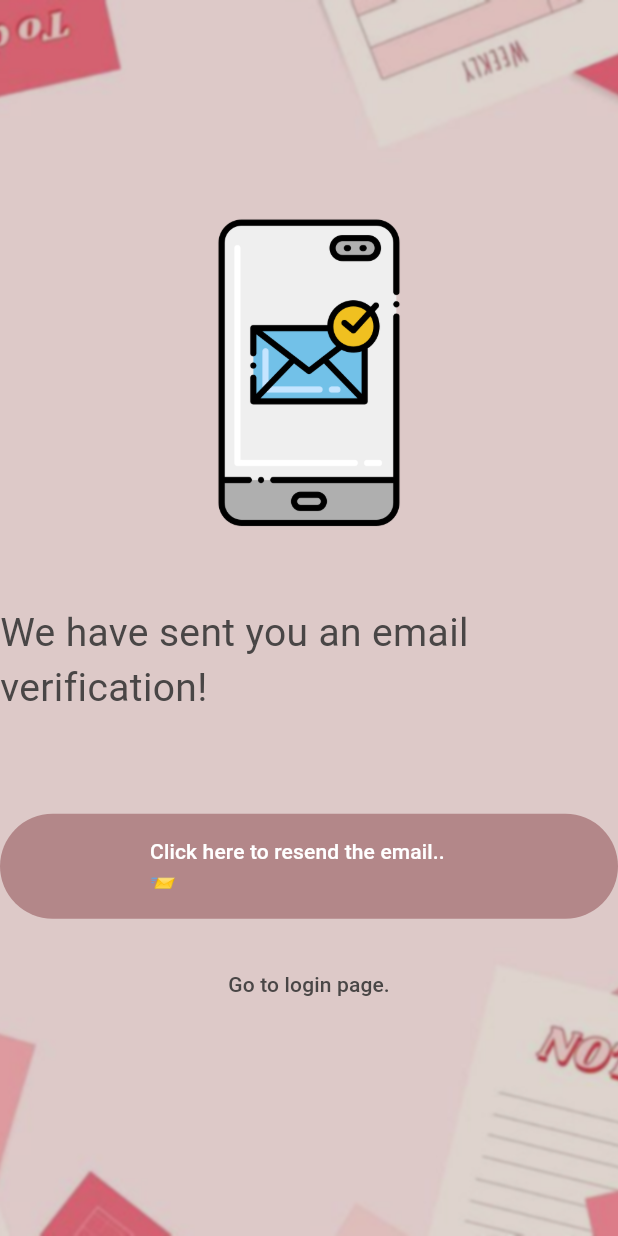
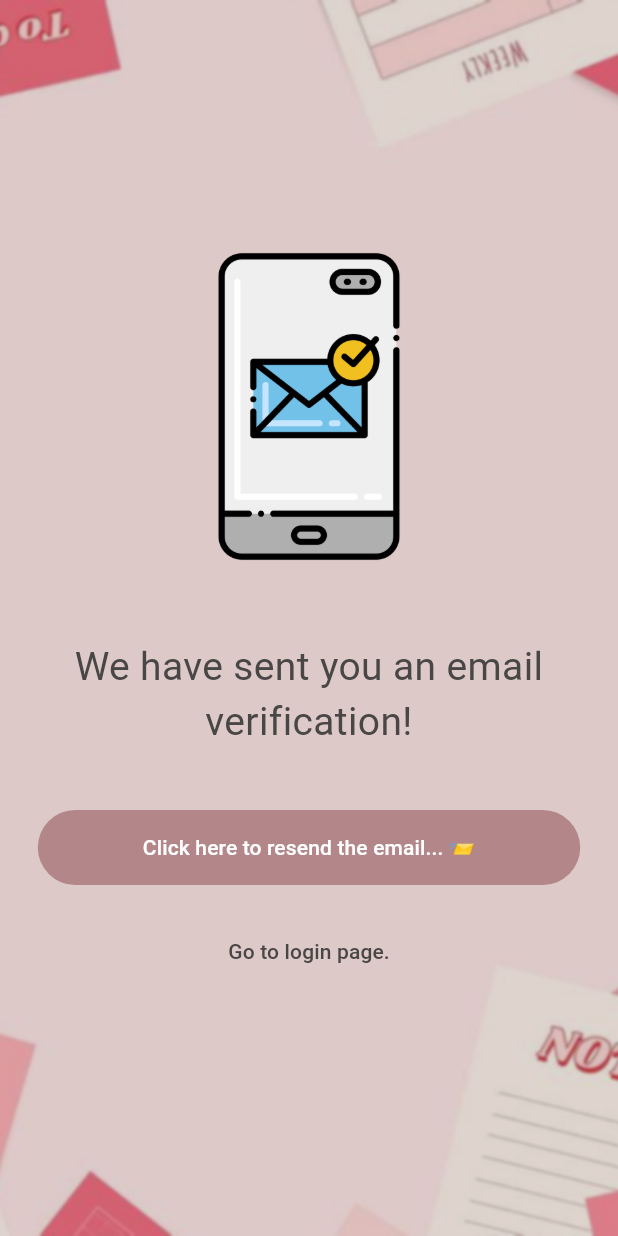
Before and after one commit to MohamedAlkindi/Notetaking-android-app, a Flutter app: the EmailVerifyView screen opened directly, on a phone screen of 412 x 824 dp. Run offline on Flutter 3.47's test engine with Material 3 defaults, Android fonts, the phone set to English and light mode, and no system bars; our stand-ins replace bloc, cloud_firestore, equatable, firebase_auth, firebase_core, flutter_bloc; accounts and stored records are empty; Roboto replaces fonts that are missing (Georgia).

Commit message:
tiny improvements

```diff
--- a/lib/View/email_verification_view.dart
+++ b/lib/View/email_verification_view.dart
@@ -34,9 +34,10 @@ class _EmailVerifyViewState extends State<EmailVerifyView> {
                 ),
               ),
               Container(
-                margin: const EdgeInsets.fromLTRB(0, 0, 0, 55),
+                margin: const EdgeInsets.fromLTRB(0, 0, 0, 30),
                 child: const Text(
                   'We have sent you an email verification!',
+                  textAlign: TextAlign.center,
                   style: TextStyle(
                     fontSize: 26,
                     fontFamily: 'Georgia',
@@ -54,10 +55,10 @@ class _EmailVerifyViewState extends State<EmailVerifyView> {
                   },
                   style: TextButton.styleFrom(
                     backgroundColor: const Color.fromARGB(255, 179, 135, 137),
-                    padding: const EdgeInsets.fromLTRB(100, 15, 100, 15),
+                    padding: const EdgeInsets.fromLTRB(70, 15, 70, 15),
                   ),
                   child: const Text(
-                    'Click here to resend the email.. 📨',
+                    'Click here to resend the email... 📨',
                     style: TextStyle(
                       color: Colors.white,
                     ),
--- a/lib/View/forgot_password_view.dart
+++ b/lib/View/forgot_password_view.dart
@@ -60,12 +60,13 @@ class _ForgotPasswordViewState extends State<ForgotPasswordView> {
                 children: [
                   Image.asset(
                     'assets/images/forgotPass.png',
-                    height: 180,
+                    height: 150,
                   ),
                   Container(
                     margin: const EdgeInsets.fromLTRB(0, 20, 0, 10),
                     child: const Text(
                       'Enter your email to reset your password!',
+                      textAlign: TextAlign.center,
                       style: TextStyle(
                         fontSize: 24,
                         fontFamily: 'Georgia',
```
